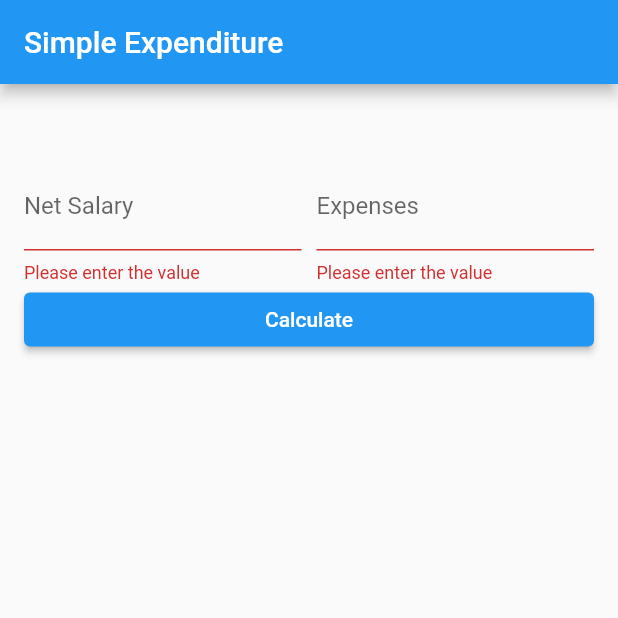
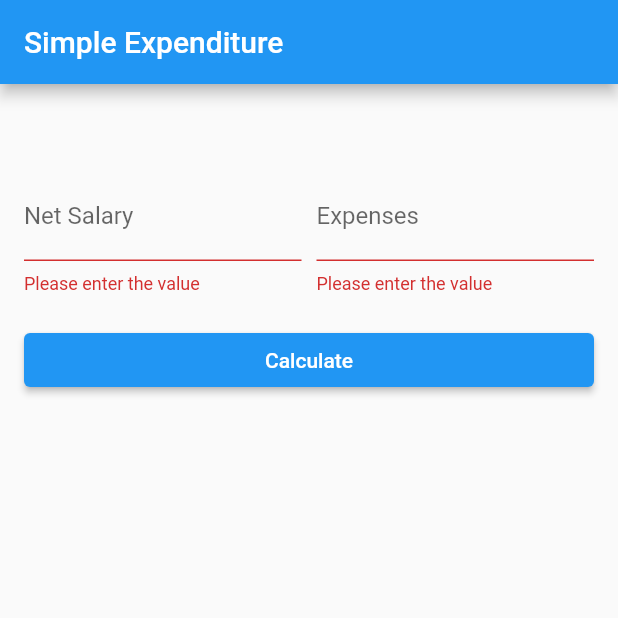
Before and after one commit to theprajin/simple-expenditure-app-to-implement-form-in-flutter, a Flutter app: the screen it shows after launch, after a tap on "Calculate", on a phone screen of 412 x 824 dp, the top half of it. Run offline on Flutter 3.47's test engine with Material 2 defaults, Android fonts, the phone set to English and light mode, and no system bars.

Commit message:
margin added and fontsize increased

```diff
--- a/lib/screens/simple_expenditure.dart
+++ b/lib/screens/simple_expenditure.dart
@@ -63,7 +63,10 @@ class _SimpleExpenditureState extends State<SimpleExpenditure> {
           child: ListView(
             children: [
               Center(
-                child: Text(message),
+                child: Text(
+                  message,
+                  style: const TextStyle(fontSize: 20),
+                ),
               ),
               Container(
                 margin: const EdgeInsets.only(top: 20),
@@ -139,11 +142,14 @@ class _SimpleExpenditureState extends State<SimpleExpenditure> {
                   ],
                 ),
               ),
-              ElevatedButton(
-                onPressed: () {
-                  _saveForm();
-                },
-                child: const Text('Calculate'),
+              Container(
+                margin: const EdgeInsets.only(top: 20.0),
+                child: ElevatedButton(
+                  onPressed: () {
+                    _saveForm();
+                  },
+                  child: const Text('Calculate'),
+                ),
               ),
             ],
           ),
```
